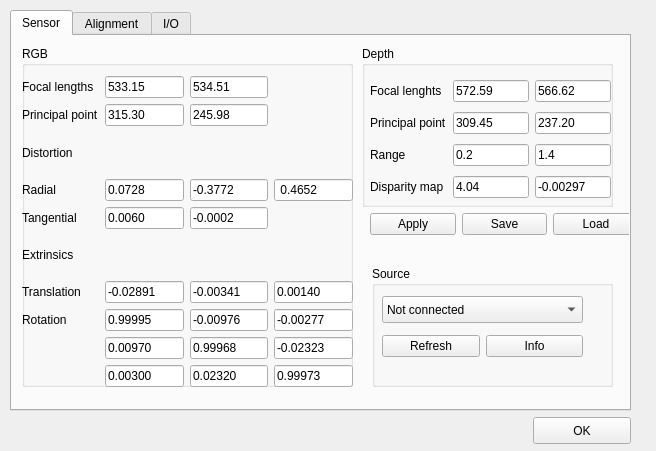
Before: the Qt Designer form params.ui in jonabalzer/yas, drawn with Qt 5.
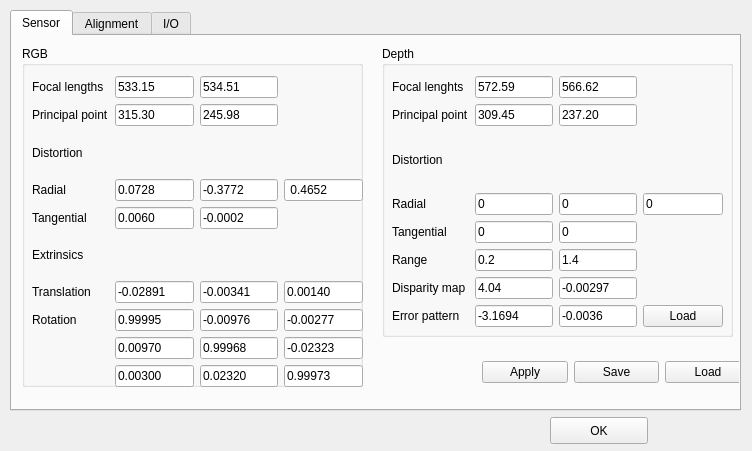
After: the same form once the commit is applied. The open tabs and pages were chosen to show the change.

Commit message: Important bugfix in camera class. The inverse m_Finv was referencing the memory of m_F instead of maintaining its own.

Patch:
```diff
--- a/params.ui
+++ b/params.ui
@@ -6,7 +6,7 @@
    <rect>
     <x>0</x>
     <y>0</y>
-    <width>656</width>
+    <width>752</width>
     <height>451</height>
    </rect>
   </property>
@@ -18,7 +18,7 @@
     <rect>
      <x>10</x>
      <y>10</y>
-     <width>621</width>
+     <width>731</width>
      <height>401</height>
     </rect>
    </property>
@@ -32,10 +32,10 @@
     <widget class="QGroupBox" name="depthGroupBox">
      <property name="geometry">
       <rect>
-       <x>350</x>
+       <x>370</x>
        <y>10</y>
-       <width>251</width>
-       <height>161</height>
+       <width>351</width>
+       <height>291</height>
       </rect>
      </property>
      <property name="title">
@@ -44,14 +44,49 @@
      <widget class="QWidget" name="gridLayoutWidget">
       <property name="geometry">
        <rect>
-        <x>8</x>
+        <x>10</x>
         <y>30</y>
-        <width>241</width>
-        <height>128</height>
+        <width>331</width>
+        <height>251</height>
        </rect>
       </property>
       <layout class="QGridLayout" name="depthLayout">
-       <item row="3" column="0">
+       <item row="1" column="2">
+        <widget class="QLineEdit" name="cvEdit">
+         <property name="text">
+          <string>237.20</string>
+         </property>
+        </widget>
+       </item>
+       <item row="6" column="1">
+        <widget class="QLineEdit" name="c0Edit">
+         <property name="text">
+          <string>4.04</string>
+         </property>
+        </widget>
+       </item>
+       <item row="5" column="0">
+        <widget class="QLabel" name="rLabel">
+         <property name="text">
+          <string>Range</string>
+         </property>
+        </widget>
+       </item>
+       <item row="5" column="1">
+        <widget class="QLineEdit" name="zminEdit">
+         <property name="text">
+          <string>0.2</string>
+         </property>
+        </widget>
+       </item>
+       <item row="5" column="2">
+        <widget class="QLineEdit" name="zmaxEdit">
+         <property name="text">
+          <string>1.4</string>
+         </property>
+        </widget>
+       </item>
+       <item row="6" column="0">
         <widget class="QLabel" name="dispLabel">
          <property name="text">
           <string>Disparity map</string>
@@ -86,13 +121,6 @@
          </property>
         </widget>
        </item>
-       <item row="3" column="2">
-        <widget class="QLineEdit" name="c1Edit">
-         <property name="text">
-          <string>-0.00297</string>
-         </property>
-        </widget>
-       </item>
        <item row="0" column="0">
         <widget class="QLabel" name="fLabel">
          <property name="text">
@@ -100,104 +128,106 @@
          </property>
         </widget>
        </item>
-       <item row="1" column="2">
-        <widget class="QLineEdit" name="cvEdit">
+       <item row="6" column="2">
+        <widget class="QLineEdit" name="c1Edit">
          <property name="text">
-          <string>237.20</string>
+          <string>-0.00297</string>
          </property>
         </widget>
        </item>
-       <item row="3" column="1">
-        <widget class="QLineEdit" name="c0Edit">
+       <item row="3" column="0">
+        <widget class="QLabel" name="radDLabel">
          <property name="text">
-          <string>4.04</string>
+          <string>Radial</string>
+         </property>
+        </widget>
+       </item>
+       <item row="7" column="0">
+        <widget class="QLabel" name="derrorPatternLabel">
+         <property name="text">
+          <string>Error pattern</string>
          </property>
         </widget>
        </item>
        <item row="2" column="0">
-        <widget class="QLabel" name="rLabel">
+        <widget class="QLabel" name="dDistLabel">
          <property name="text">
-          <string>Range</string>
+          <string>Distortion</string>
          </property>
         </widget>
        </item>
-       <item row="2" column="1">
-        <widget class="QLineEdit" name="zminEdit">
+       <item row="4" column="0">
+        <widget class="QLabel" name="tanDLabel">
          <property name="text">
-          <string>0.2</string>
+          <string>Tangential</string>
          </property>
         </widget>
        </item>
-       <item row="2" column="2">
-        <widget class="QLineEdit" name="zmaxEdit">
+       <item row="3" column="1">
+        <widget class="QLineEdit" name="k0DEdit">
          <property name="text">
-          <string>1.4</string>
+          <string>0</string>
          </property>
         </widget>
        </item>
-      </layout>
-     </widget>
-    </widget>
-    <widget class="QGroupBox" name="sourceGroupBox">
-     <property name="geometry">
-      <rect>
-       <x>360</x>
-       <y>230</y>
-       <width>241</width>
-       <height>121</height>
-      </rect>
-     </property>
-     <property name="title">
-      <string>Source</string>
-     </property>
-     <widget class="QWidget" name="horizontalLayoutWidget">
-      <property name="geometry">
-       <rect>
-        <x>10</x>
-        <y>60</y>
-        <width>201</width>
-        <height>41</height>
-       </rect>
-      </property>
-      <layout class="QHBoxLayout" name="sourceButtons">
-       <item>
-        <widget class="QPushButton" name="refreshButton">
+       <item row="3" column="2">
+        <widget class="QLineEdit" name="k1DEdit">
          <property name="text">
-          <string>Refresh</string>
+          <string>0</string>
          </property>
         </widget>
        </item>
-       <item>
-        <widget class="QPushButton" name="infoButton">
+       <item row="3" column="3">
+        <widget class="QLineEdit" name="k4DEdit">
          <property name="text">
-          <string>Info</string>
+          <string>0</string>
          </property>
         </widget>
        </item>
+       <item row="4" column="1">
+        <widget class="QLineEdit" name="k2DEdit">
+         <property name="text">
+          <string>0</string>
+         </property>
+        </widget>
+       </item>
+       <item row="4" column="2">
+        <widget class="QLineEdit" name="k3DEdit">
+         <property name="text">
+          <string>0</string>
+         </property>
+        </widget>
+       </item>
+       <item row="7" column="2">
+        <widget class="QLineEdit" name="alpha1Edit">
+         <property name="text">
+          <string>-0.0036</string>
+         </property>
+        </widget>
+       </item>
+       <item row="7" column="3">
+        <widget class="QPushButton" name="loadErrorPatternButton">
+         <property name="text">
+          <string>Load</string>
+         </property>
+        </widget>
+       </item>
+       <item row="7" column="1">
+        <widget class="QLineEdit" name="alpha0Edit">
+         <property name="text">
+          <string>-3.1694</string>
+         </property>
+        </widget>
+       </item>
       </layout>
      </widget>
-     <widget class="QComboBox" name="sourceComboBox">
-      <property name="geometry">
-       <rect>
-        <x>10</x>
-        <y>30</y>
-        <width>201</width>
-        <height>27</height>
-       </rect>
-      </property>
-      <item>
-       <property name="text">
-        <string>Not connected</string>
-       </property>
-      </item>
-     </widget>
     </widget>
     <widget class="QGroupBox" name="rgbGroupBox">
      <property name="geometry">
       <rect>
        <x>10</x>
        <y>10</y>
-       <width>331</width>
+       <width>341</width>
        <height>341</height>
       </rect>
      </property>
@@ -207,7 +237,7 @@
      <widget class="QWidget" name="gridLayoutWidget_3">
       <property name="geometry">
        <rect>
-        <x>0</x>
+        <x>10</x>
         <y>30</y>
         <width>331</width>
         <height>311</height>
@@ -423,8 +453,8 @@
     <widget class="QWidget" name="horizontalLayoutWidget_2">
      <property name="geometry">
       <rect>
-       <x>358</x>
-       <y>173</y>
+       <x>470</x>
+       <y>321</y>
        <width>269</width>
        <height>31</height>
       </rect>
@@ -766,7 +796,7 @@
   <widget class="QPushButton" name="okButton">
    <property name="geometry">
     <rect>
-     <x>533</x>
+     <x>550</x>
      <y>417</y>
      <width>98</width>
      <height>27</height>
```
Left out of the diff: 2 changed lines with no effect on the pictures. The commit also changes 4 other files.
